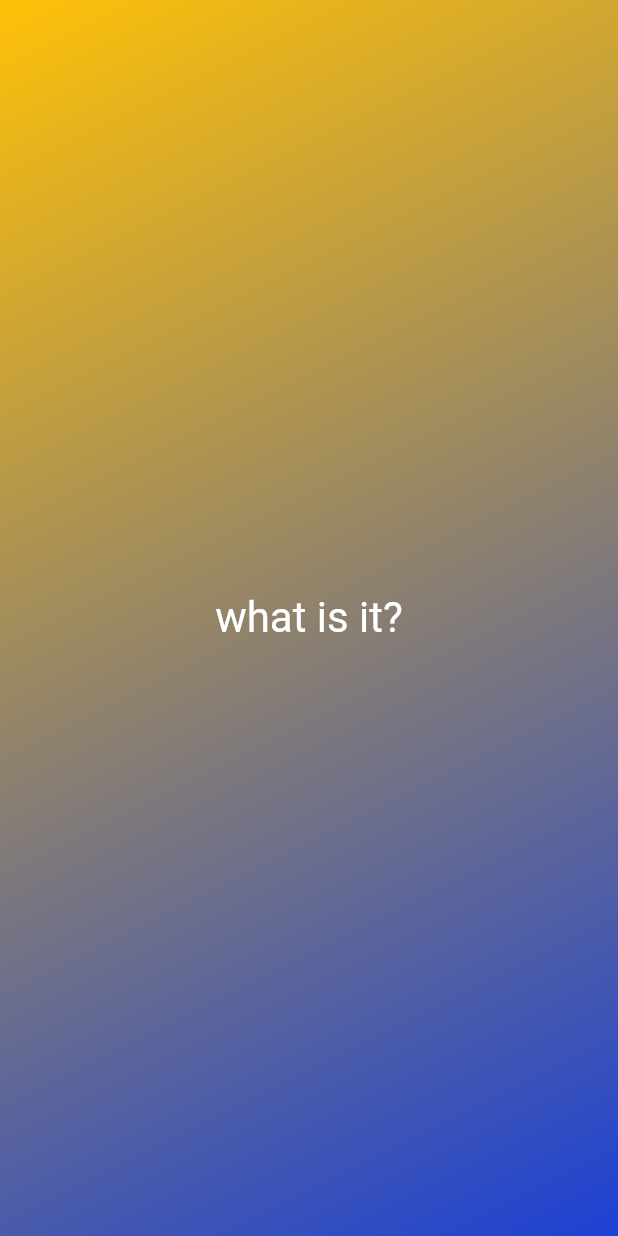
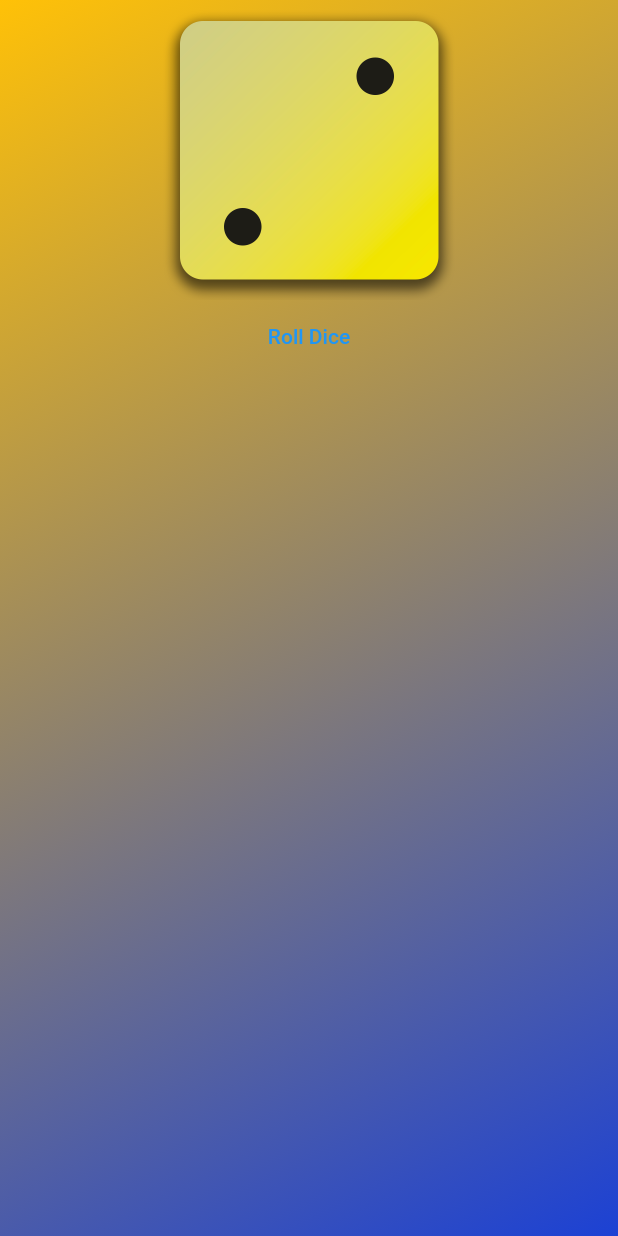
Before and after one commit to jonik2909/roll-dice, a Flutter app: the screen it shows after launch, on a phone screen of 412 x 824 dp. Run offline on Flutter 3.47's test engine with Material 2 defaults, Android fonts, the phone set to English and light mode, and no system bars.

Commit message:
feat: images & button & functions

```diff
--- a/lib/gradient_container.dart
+++ b/lib/gradient_container.dart
@@ -10,6 +10,8 @@ class GradientContainer extends StatelessWidget {
 
   final List<Color> colors;
 
+  void rollDice() {}
+
   @override
   Widget build(context) {
     return Container(
@@ -19,8 +21,16 @@ class GradientContainer extends StatelessWidget {
         begin: startAlignment,
         end: endAlignment,
       )),
-      child: const Center(
-        child: StyledText("what is it?"),
+      child: Center(
+        child: Column(
+          children: [
+            Image.asset(
+              'assets/images/dice-2.png',
+              width: 200,
+            ),
+            TextButton(onPressed: rollDice, child: const Text("Roll Dice"))
+          ],
+        ),
       ),
     );
   }
```
Also changed, not shown: pubspec.yaml (+9 -7 lines).
